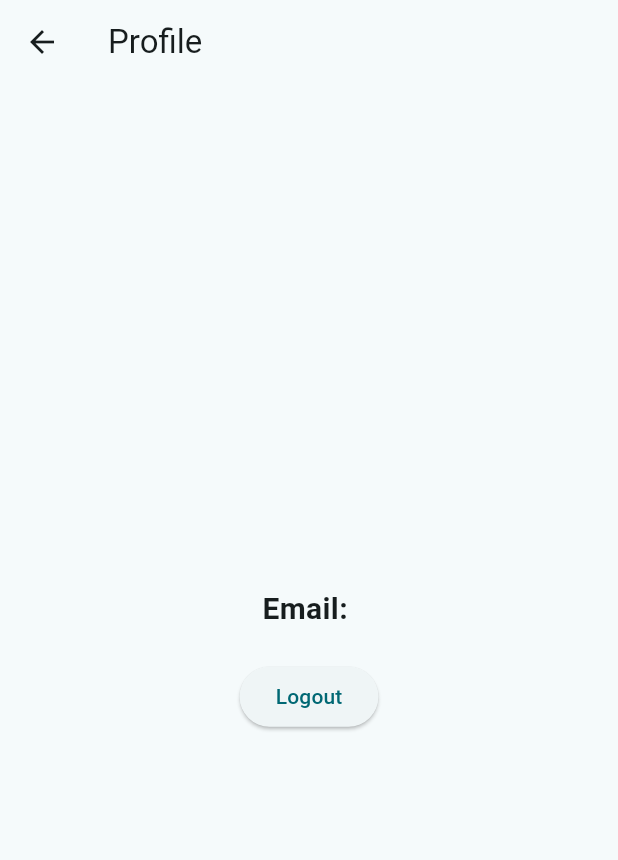
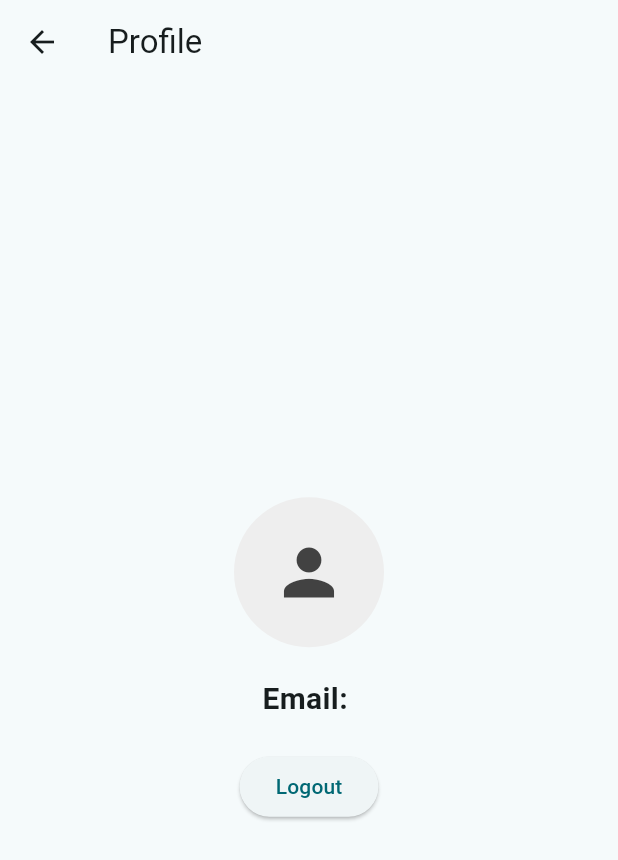
Before and after one commit to amitsarvate/vehicle-buy-sell-rent-app, a Flutter app: the ProfilePage screen opened directly, on a phone screen of 412 x 824 dp. Shown: the top 860 px of the screen. Run offline on Flutter 3.47's test engine with Material 3 defaults, Android fonts, the phone set to English and light mode, and no system bars; our stand-ins replace cloud_firestore, firebase_auth, firebase_core; missing offline and left inert: firebase_app_check; accounts and stored records are empty; network calls fail.

Commit message:
Added profile icon on profile page
default is set to just Icons.person incase no image is selected.

```diff
--- a/lib/ProfilePage.dart
+++ b/lib/ProfilePage.dart
@@ -27,6 +27,20 @@ class ProfilePage extends StatelessWidget {
             mainAxisAlignment: MainAxisAlignment.center,
             crossAxisAlignment: CrossAxisAlignment.center,
             children: [
+
+              // Profile picture (CircleAvatar)
+              CircleAvatar(
+                radius: 50,  // Size of the avatar (make it 50 for example)
+                backgroundColor: Colors.grey[200],  // Background color
+                child: Icon(
+                  Icons.person,  // Default icon if no image
+                  size: 50,
+                  color: Colors.grey[800],  // Icon color
+                ),
+              ),
+              SizedBox(height: 20),  // Space between avatar and email
+
+              // Email text
               Text(
                 'Email: ${user.email}',
                 style: TextStyle(
```
